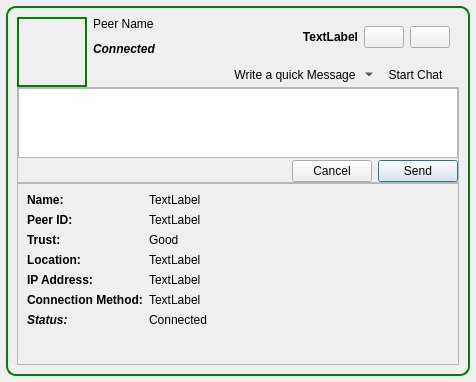
First picture: the form in retroshare-gui/src/gui/feeds/PeerItem.ui, repository RetroShare/RetroShare, before the edit.
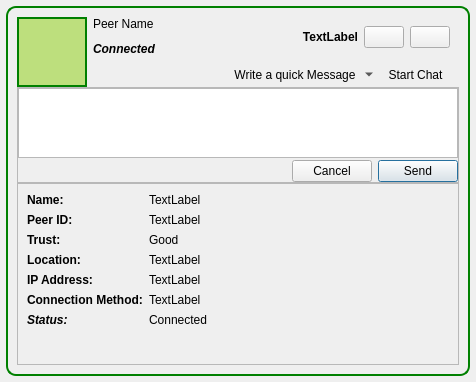
Second picture: the form after the edit. Icons and pictures are not drawn. Custom widgets are drawn as their Qt base class.

Commit message: Added new widget to display an avatar with or without the status frame - AvatarWidget. Changed all existing avatars to AvatarWidget.

Patch:
```diff
--- a/retroshare-gui/src/gui/feeds/PeerItem.ui
+++ b/retroshare-gui/src/gui/feeds/PeerItem.ui
@@ -63,7 +63,7 @@
           <number>0</number>
          </property>
          <item row="0" column="0" rowspan="2">
-          <widget class="QLabel" name="avatar_label">
+          <widget class="AvatarWidget" name="avatar" native="true">
            <property name="minimumSize">
             <size>
              <width>70</width>
@@ -77,20 +77,10 @@
             </size>
            </property>
            <property name="styleSheet">
-            <string notr="true">QLabel#avatar_label{border: 2px solid green;
-         background-color: qlineargradient(x1: 0, y1: 0, x2: 0, y2: 1,
-                                     stop: 0 #BDDF7D, stop: 1 #49881F);
+            <string notr="true">QWidget#avatar{border: 2px solid green;
+         background-color: #BDDF7D;
 }</string>
            </property>
-           <property name="text">
-            <string/>
-           </property>
-           <property name="scaledContents">
-            <bool>true</bool>
-           </property>
-           <property name="margin">
-            <number>0</number>
-           </property>
           </widget>
          </item>
          <item row="0" column="1">
@@ -575,6 +565,14 @@
    </property>
   </action>
  </widget>
+ <customwidgets>
+  <customwidget>
+   <class>AvatarWidget</class>
+   <extends>QWidget</extends>
+   <header>gui/common/AvatarWidget.h</header>
+   <container>1</container>
+  </customwidget>
+ </customwidgets>
  <resources>
   <include location="../images.qrc"/>
  </resources>
```
The commit also changes 45 other files.
